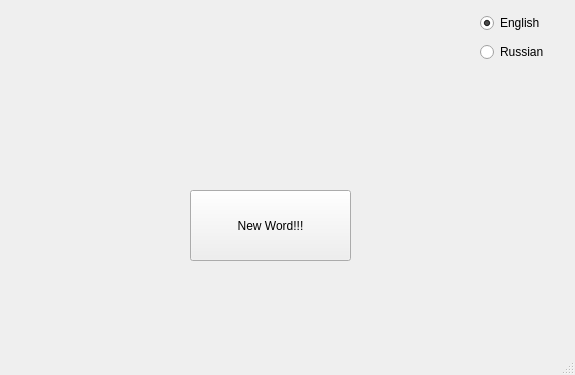
akbarshar1pov/morze, file Morze/mainwindow3.ui: the form before one commit.
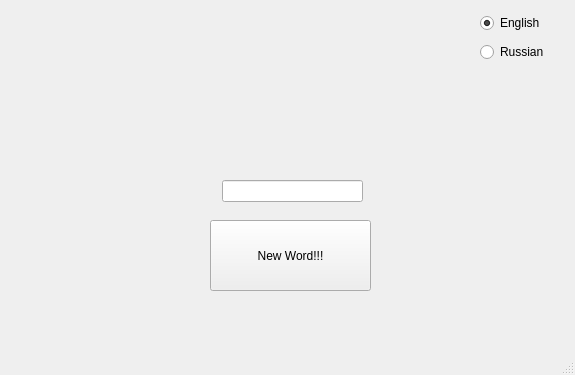
The form after the commit. Icons and pictures are not drawn.

```diff
--- a/Morze/mainwindow3.ui
+++ b/Morze/mainwindow3.ui
@@ -29,8 +29,8 @@
    <widget class="QPushButton" name="pushButton">
     <property name="geometry">
      <rect>
-      <x>190</x>
-      <y>190</y>
+      <x>210</x>
+      <y>220</y>
       <width>161</width>
       <height>71</height>
      </rect>
@@ -42,10 +42,10 @@
    <widget class="QLabel" name="label">
     <property name="geometry">
      <rect>
-      <x>200</x>
-      <y>130</y>
+      <x>220</x>
+      <y>140</y>
       <width>141</width>
-      <height>21</height>
+      <height>20</height>
      </rect>
     </property>
     <property name="text">
@@ -89,6 +89,16 @@
      </item>
     </layout>
    </widget>
+   <widget class="QLineEdit" name="lineEdit">
+    <property name="geometry">
+     <rect>
+      <x>222</x>
+      <y>180</y>
+      <width>141</width>
+      <height>22</height>
+     </rect>
+    </property>
+   </widget>
   </widget>
   <widget class="QMenuBar" name="menubar">
    <property name="geometry">
```
